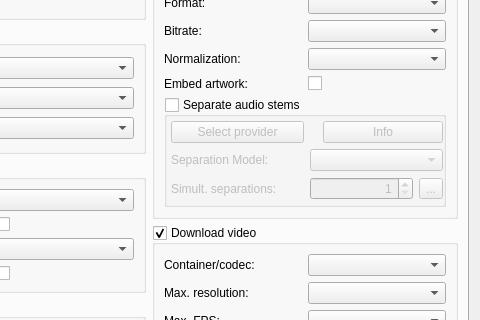
First picture: the form in src/usdb_syncer/gui/forms/SettingsDialog.ui, repository bohning/usdb_syncer, before the edit; both pictures show x 193 to 673 and y 181 to 501 of the 673 by 933 pixel window.
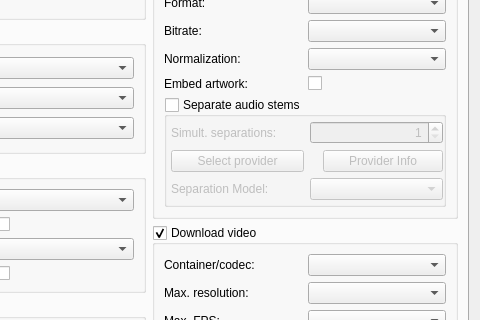
Second picture: the form after the edit. Icons and pictures are not drawn. Custom widgets are drawn as their Qt base class.

Diff of the .ui file:
```diff
--- a/src/usdb_syncer/gui/forms/SettingsDialog.ui
+++ b/src/usdb_syncer/gui/forms/SettingsDialog.ui
@@ -540,36 +540,10 @@
                <property name="bottomMargin">
                 <number>4</number>
                </property>
-               <item row="1" column="0">
-                <widget class="QPushButton" name="button_select_separation_provider">
-                 <property name="sizePolicy">
-                  <sizepolicy hsizetype="Preferred" vsizetype="Fixed">
-                   <horstretch>0</horstretch>
-                   <verstretch>0</verstretch>
-                  </sizepolicy>
-                 </property>
-                 <property name="text">
-                  <string>Select provider</string>
-                 </property>
-                </widget>
+               <item row="5" column="1">
+                <layout class="QHBoxLayout" name="horizontalLayout_17"/>
                </item>
-               <item row="2" column="1">
-                <widget class="QComboBox" name="comboBox_separation_model">
-                 <property name="enabled">
-                  <bool>false</bool>
-                 </property>
-                 <property name="sizePolicy">
-                  <sizepolicy hsizetype="Preferred" vsizetype="Fixed">
-                   <horstretch>0</horstretch>
-                   <verstretch>0</verstretch>
-                  </sizepolicy>
-                 </property>
-                 <property name="toolTip">
-                  <string/>
-                 </property>
-                </widget>
-               </item>
-               <item row="2" column="0">
+               <item row="4" column="0">
                 <widget class="QLabel" name="label_separation_model">
                  <property name="sizePolicy">
                   <sizepolicy hsizetype="Minimum" vsizetype="Preferred">
@@ -582,7 +556,7 @@
                  </property>
                 </widget>
                </item>
-               <item row="1" column="1">
+               <item row="3" column="1">
                 <layout class="QHBoxLayout" name="horizontalLayout_18">
                  <item>
                   <widget class="QLabel" name="label_is_provider_selected">
@@ -612,46 +586,60 @@
                     </sizepolicy>
                    </property>
                    <property name="text">
-                    <string>Info</string>
+                    <string>Provider Info</string>
                    </property>
                   </widget>
                  </item>
                 </layout>
                </item>
                <item row="3" column="0">
+                <widget class="QPushButton" name="button_select_separation_provider">
+                 <property name="sizePolicy">
+                  <sizepolicy hsizetype="Preferred" vsizetype="Fixed">
+                   <horstretch>0</horstretch>
+                   <verstretch>0</verstretch>
+                  </sizepolicy>
+                 </property>
+                 <property name="text">
+                  <string>Select provider</string>
+                 </property>
+                </widget>
+               </item>
+               <item row="4" column="1">
+                <widget class="QComboBox" name="comboBox_separation_model">
+                 <property name="enabled">
+                  <bool>false</bool>
+                 </property>
+                 <property name="sizePolicy">
+                  <sizepolicy hsizetype="Preferred" vsizetype="Fixed">
+                   <horstretch>0</horstretch>
+                   <verstretch>0</verstretch>
+                  </sizepolicy>
+                 </property>
+                 <property name="toolTip">
+                  <string/>
+                 </property>
+                </widget>
+               </item>
+               <item row="1" column="0">
                 <widget class="QLabel" name="label_separation_num">
                  <property name="text">
                   <string>Simult. separations:</string>
                  </property>
                 </widget>
                </item>
-               <item row="3" column="1">
-                <layout class="QHBoxLayout" name="horizontalLayout_17">
-                 <item>
-                  <widget class="QSpinBox" name="spinBox_separation_num">
-                   <property name="alignment">
-                    <set>Qt::AlignmentFlag::AlignRight|Qt::AlignmentFlag::AlignTrailing|Qt::AlignmentFlag::AlignVCenter</set>
-                   </property>
-                   <property name="minimum">
-                    <number>1</number>
-                   </property>
-                   <property name="maximum">
-                    <number>10</number>
-                   </property>
-                  </widget>
-                 </item>
-                 <item>
-                  <widget class="QToolButton" name="toolButton_separation_help">
-                   <property name="text">
-                    <string>...</string>
-                   </property>
-                   <property name="icon">
-                    <iconset resource="../resources/qt/resources.qrc">
-                     <normaloff>:/icons/info.png</normaloff>:/icons/info.png</iconset>
-                   </property>
-                  </widget>
-                 </item>
-                </layout>
+               <item row="1" column="1">
+                <widget class="QSpinBox" name="spinBox_separation_num">
+                 <property name="alignment">
+                  <set>Qt::AlignmentFlag::AlignRight|Qt::AlignmentFlag::AlignTrailing|Qt::AlignmentFlag::AlignVCenter</set>
+                 </property>
+                 <property name="minimum">
+                  <number>1</number>
+                 </property>
+                 <property name="maximum">
+                  <number>10</number>
+                 </property>
+                </widget>
                </item>
               </layout>
              </widget>
@@ -1444,6 +1432,14 @@
    </item>
   </layout>
  </widget>
+ <customwidgets>
+  <customwidget>
+   <class>CornerButtonGroupBox</class>
+   <extends>QGroupBox</extends>
+   <header>usdb_syncer.gui.custom_widgets</header>
+   <container>1</container>
+  </customwidget>
+ </customwidgets>
  <resources>
   <include location="../resources/qt/resources.qrc"/>
  </resources>
```
Left out of the diff: 2 changed lines with no effect on the pictures.
